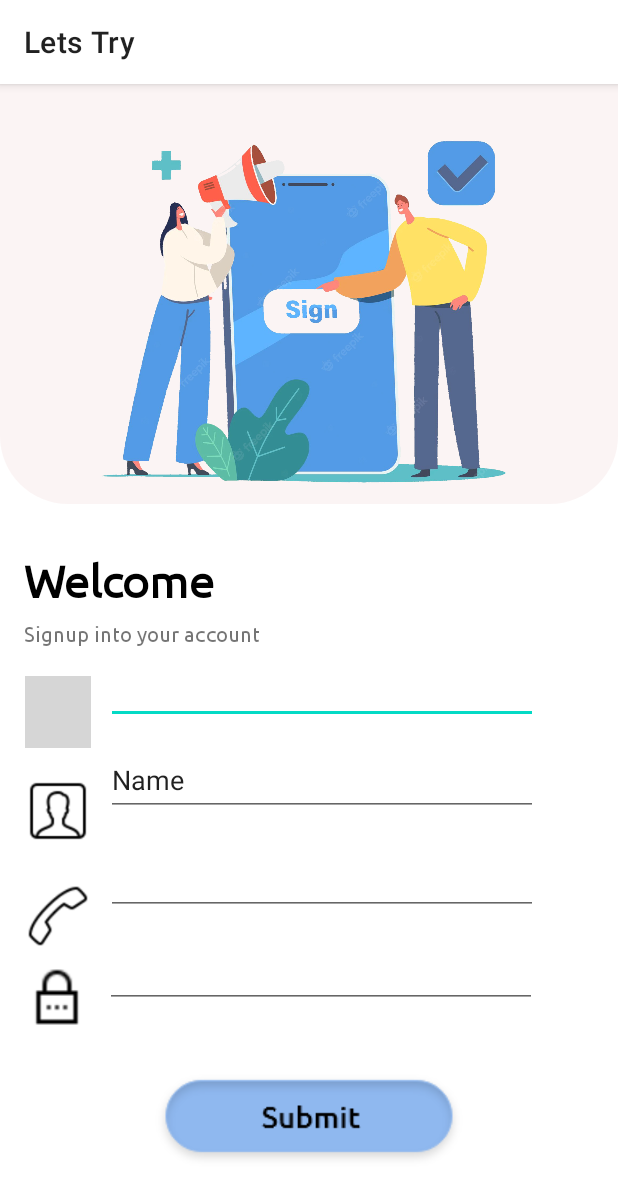
After one commit to hariTH-0828/androidStudio, an Android app: the SignupActivity screen opened directly, with no data from a screen before it, on a phone screen of 412 x 824 dp. The commit adds this screen. Shown: the top 1198 px of the screen. Run offline under Robolectric (Android 15) with nearby library versions, the phone set to English and light mode, and no system bars; grey boxes are pictures that could not be loaded.

Commit message:
Local update

```diff
--- a/app/src/main/AndroidManifest.xml
+++ b/app/src/main/AndroidManifest.xml
@@ -13,10 +13,12 @@
         android:supportsRtl="true"
         android:theme="@style/Theme.Fin"
         tools:targetApi="31">
-
-        <activity android:name=".MainActivity"
-            android:exported="true"/>
-
+        <activity
+            android:name=".SignupActivity"
+            android:exported="false" />
+        <activity
+            android:name=".MainActivity"
+            android:exported="true" />
         <activity
             android:name=".SplashScreen"
             android:exported="true"
--- /dev/null
+++ b/app/src/main/java/test/AnggaRisky/fin/SignupActivity.java
@@ -0,0 +1,14 @@
+package test.AnggaRisky.fin;
+
+import androidx.appcompat.app.AppCompatActivity;
+
+import android.os.Bundle;
+
+public class SignupActivity extends AppCompatActivity {
+
+    @Override
+    protected void onCreate(Bundle savedInstanceState) {
+        super.onCreate(savedInstanceState);
+        setContentView(R.layout.activity_signup);
+    }
+}
--- /dev/null
+++ b/app/src/main/res/drawable/signup_bgheader.xml
@@ -0,0 +1,7 @@
+<?xml version="1.0" encoding="utf-8"?>
+<shape xmlns:android="http://schemas.android.com/apk/res/android">
+    <solid android:color="@color/signup_header"/>
+
+    <corners android:bottomRightRadius="45dp"
+        android:bottomLeftRadius="45dp"/>
+</shape>
--- /dev/null
+++ b/app/src/main/res/layout/activity_signup.xml
@@ -0,0 +1,197 @@
+<?xml version="1.0" encoding="utf-8"?>
+<androidx.constraintlayout.widget.ConstraintLayout xmlns:android="http://schemas.android.com/apk/res/android"
+    xmlns:app="http://schemas.android.com/apk/res-auto"
+    xmlns:tools="http://schemas.android.com/tools"
+    android:layout_width="match_parent"
+    android:layout_height="match_parent"
+    tools:context=".SignupActivity">
+
+    <androidx.appcompat.widget.LinearLayoutCompat
+        android:id="@+id/linearLayoutCompat"
+        android:layout_width="wrap_content"
+        android:layout_height="280dp"
+        android:background="@drawable/signup_bgheader"
+        android:gravity="center"
+        android:orientation="vertical"
+        app:layout_constraintEnd_toEndOf="parent"
+        app:layout_constraintStart_toStartOf="parent"
+        app:layout_constraintTop_toTopOf="parent"
+        tools:ignore="MissingConstraints">
+
+        <ImageView
+            android:layout_width="wrap_content"
+            android:layout_height="wrap_content"
+            android:contentDescription="@string/bgheader"
+            android:src="@drawable/signupscreen"
+            tools:ignore="ImageContrastCheck" />
+
+    </androidx.appcompat.widget.LinearLayoutCompat>
+
+    <TextView
+        android:id="@+id/textView2"
+        android:layout_width="wrap_content"
+        android:layout_height="wrap_content"
+        android:layout_marginTop="9dp"
+        android:background="@android:color/transparent"
+        android:fontFamily="@font/ubuntu"
+        android:text="@string/signup_1"
+        android:textStyle="normal"
+        app:layout_constraintEnd_toEndOf="parent"
+        app:layout_constraintHorizontal_bias="0.063"
+        app:layout_constraintStart_toStartOf="parent"
+        app:layout_constraintTop_toBottomOf="@+id/textView6" />
+
+    <TextView
+        android:id="@+id/textView6"
+        android:layout_width="wrap_content"
+        android:layout_height="wrap_content"
+        android:layout_marginTop="33dp"
+        android:layout_marginBottom="9dp"
+        android:fontFamily="@font/ubuntu_regular"
+        android:text="@string/welcome"
+        android:textColor="@color/black"
+        android:textSize="30sp"
+        android:textStyle="bold"
+        app:layout_constraintBottom_toTopOf="@+id/textView2"
+        app:layout_constraintEnd_toEndOf="parent"
+        app:layout_constraintHorizontal_bias="0.056"
+        app:layout_constraintStart_toStartOf="parent"
+        app:layout_constraintTop_toBottomOf="@+id/linearLayoutCompat"
+        app:layout_constraintVertical_bias="0.0" />
+
+    <ImageView
+        android:id="@+id/imageView"
+        android:layout_width="44dp"
+        android:layout_height="48dp"
+        android:layout_marginStart="16dp"
+        android:layout_marginTop="20dp"
+        android:layout_marginEnd="9dp"
+        android:contentDescription="@string/emailicon"
+        android:src="@drawable/email_icon"
+        app:layout_constraintEnd_toStartOf="@+id/editTextTextEmailAddress"
+        app:layout_constraintHorizontal_bias="0.47"
+        app:layout_constraintStart_toStartOf="parent"
+        app:layout_constraintTop_toBottomOf="@+id/textView2" />
+
+    <EditText
+        android:id="@+id/editTextTextEmailAddress"
+        android:layout_width="288dp"
+        android:layout_height="48dp"
+        android:autofillHints=""
+        android:ems="10"
+        android:inputType="textEmailAddress"
+        app:layout_constraintBottom_toBottomOf="parent"
+        app:layout_constraintEnd_toEndOf="parent"
+        app:layout_constraintHorizontal_bias="0.569"
+        app:layout_constraintStart_toStartOf="parent"
+        app:layout_constraintTop_toTopOf="parent"
+        app:layout_constraintVertical_bias="0.526"
+        tools:text="Email ID" />
+
+    <ImageView
+        android:id="@+id/imageView2"
+        android:layout_width="44dp"
+        android:layout_height="48dp"
+        android:layout_marginStart="16dp"
+        android:layout_marginTop="18dp"
+        android:layout_marginEnd="10dp"
+        android:contentDescription="@string/contactheader"
+        android:src="@drawable/name_icon"
+        app:layout_constraintEnd_toStartOf="@+id/editTextTextPersonName"
+        app:layout_constraintStart_toStartOf="parent"
+        app:layout_constraintTop_toBottomOf="@+id/imageView" />
+
+    <EditText
+        android:id="@+id/editTextTextPersonName"
+        android:layout_width="288dp"
+        android:layout_height="48dp"
+        android:autofillHints=""
+        android:ems="10"
+        android:inputType="textPersonName"
+        android:text="@string/name"
+        app:layout_constraintBottom_toBottomOf="parent"
+        app:layout_constraintEnd_toEndOf="parent"
+        app:layout_constraintHorizontal_bias="0.569"
+        app:layout_constraintStart_toStartOf="parent"
+        app:layout_constraintTop_toTopOf="parent"
+        app:layout_constraintVertical_bias="0.611" />
+
+    <ImageView
+        android:id="@+id/imageView3"
+        android:layout_width="44dp"
+        android:layout_height="48dp"
+        android:layout_marginStart="16dp"
+        android:layout_marginTop="22dp"
+        android:layout_marginEnd="10dp"
+        android:contentDescription="@string/phonenoicon"
+        android:src="@drawable/call_icon"
+        app:layout_constraintEnd_toStartOf="@+id/editTextPhone"
+        app:layout_constraintStart_toStartOf="parent"
+        app:layout_constraintTop_toBottomOf="@+id/imageView2" />
+
+    <EditText
+        android:id="@+id/editTextPhone"
+        android:layout_width="288dp"
+        android:layout_height="48dp"
+        android:autofillHints=""
+        android:ems="10"
+        android:inputType="phone"
+        app:layout_constraintBottom_toBottomOf="parent"
+        app:layout_constraintEnd_toEndOf="parent"
+        app:layout_constraintHorizontal_bias="0.569"
+        app:layout_constraintStart_toStartOf="parent"
+        app:layout_constraintTop_toTopOf="parent"
+        app:layout_constraintVertical_bias="0.703"
+        tools:text="Phone number" />
+
+    <ImageView
+        android:id="@+id/imageView4"
+        android:layout_width="44dp"
+        android:layout_height="48dp"
+        android:layout_marginStart="16dp"
+        android:layout_marginTop="22dp"
+        android:layout_marginEnd="9dp"
+        android:layout_marginBottom="152dp"
+        android:contentDescription="@string/passwordicon"
+        android:src="@drawable/password_icon"
+        app:layout_constraintBottom_toBottomOf="parent"
+        app:layout_constraintEnd_toStartOf="@+id/editTextTextPassword"
+        app:layout_constraintHorizontal_bias="0.47"
+        app:layout_constraintStart_toStartOf="parent"
+        app:layout_constraintTop_toBottomOf="@+id/imageView3" />
+
+    <EditText
+        android:id="@+id/editTextTextPassword"
+        android:layout_width="288dp"
+        android:layout_height="48dp"
+        android:layout_marginStart="69dp"
+        android:layout_marginEnd="54dp"
+        android:layout_marginBottom="152dp"
+        android:autofillHints=""
+        android:ems="10"
+        android:inputType="textPassword"
+        app:layout_constraintBottom_toBottomOf="parent"
+        app:layout_constraintEnd_toEndOf="parent"
+        app:layout_constraintHorizontal_bias="0.607"
+        app:layout_constraintStart_toStartOf="parent"
+        tools:text="Password" />
+
+    <ImageButton
+        android:layout_width="wrap_content"
+        android:layout_height="wrap_content"
+        android:layout_marginStart="101dp"
+        android:layout_marginTop="42dp"
+        android:layout_marginEnd="101dp"
+        android:layout_marginBottom="44dp"
+        android:background="@color/white"
+        android:contentDescription="@string/submitbtn"
+        android:src="@drawable/submit_button"
+        app:layout_constraintBottom_toBottomOf="parent"
+        app:layout_constraintEnd_toEndOf="parent"
+        app:layout_constraintHorizontal_bias="0.0"
+        app:layout_constraintStart_toStartOf="parent"
+        app:layout_constraintTop_toBottomOf="@+id/editTextTextPassword"
+        tools:ignore="ImageContrastCheck" />
+
+
+</androidx.constraintlayout.widget.ConstraintLayout>
--- a/app/src/main/res/values-night/strings.xml
+++ b/app/src/main/res/values-night/strings.xml
@@ -3,4 +3,10 @@
     <string name="start_reporting">Start Reporting</string>
     <string name="Content">Manage your business much \n better than before with us</string>
     <string name="header_image">Header Image</string>
+    <string name="name">Name</string>
+    <string name="passwordicon">passwordIcon</string>
+    <string name="phonenoicon">phonenoIcon</string>
+    <string name="bgheader">bgHeader</string>
+    <string name="contactheader">contactHeader</string>
+    <string name="emailicon">emailIcon</string>
 </resources>
--- a/app/src/main/res/values/colors.xml
+++ b/app/src/main/res/values/colors.xml
@@ -6,7 +6,9 @@
     <color name="teal_200">#FF03DAC5</color>
     <color name="teal_700">#FF018786</color>
     <color name="black">#FF000000</color>
-    <color name="white">#FFFFFF</color>
+    <color name="white">#ffffff</color>
     <color name="index_btn_bg">#FFECAD7C</color>
     <color name="index_bg_color">#ABE0D5</color>
+    <color name="signup_header">#66F4E3E3</color>
+
 </resources>
--- a/app/src/main/res/values/strings.xml
+++ b/app/src/main/res/values/strings.xml
@@ -7,4 +7,15 @@
     <string name="index_btn_name">Let\'s Start</string>
     <string name="signup_header">Sign in if you already have an account with us</string>
     <string name="login_header">Or sign up if you are now!</string>
+
+    <!-- Sign up -->
+    <string name="welcome">Welcome</string>
+    <string name="signup_1">Signup into your account</string>
+    <string name="submitbtn">Submit</string>
+    <string name="name">Name</string>
+    <string name="passwordicon">passwordIcon</string>
+    <string name="phonenoicon">phonenoIcon</string>
+    <string name="bgheader">bgHeader</string>
+    <string name="contactheader">contactHeader</string>
+    <string name="emailicon">emailIcon</string>
 </resources>
```
Also changed, not shown: app/src/main/res/drawable-v24/signupscreen.png (added), app/src/main/res/drawable/call_icon.png (added), app/src/main/res/drawable/name_icon.png (added), app/src/main/res/drawable/password_icon.png (added), app/src/main/res/drawable/submit_button.png (added).
